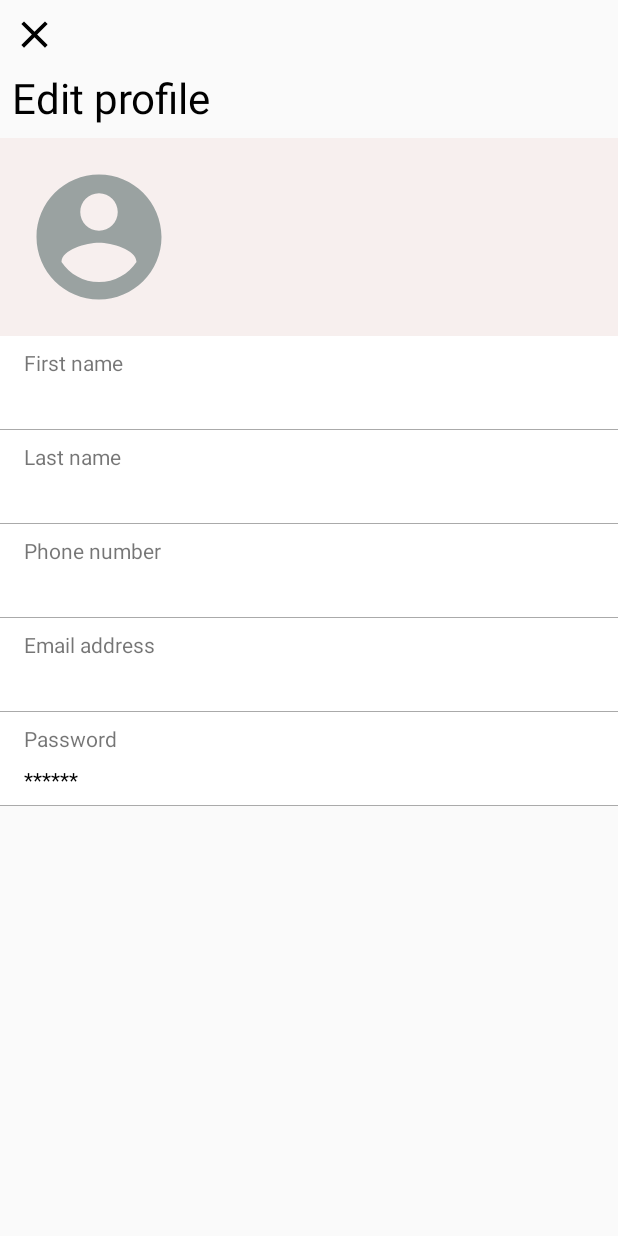
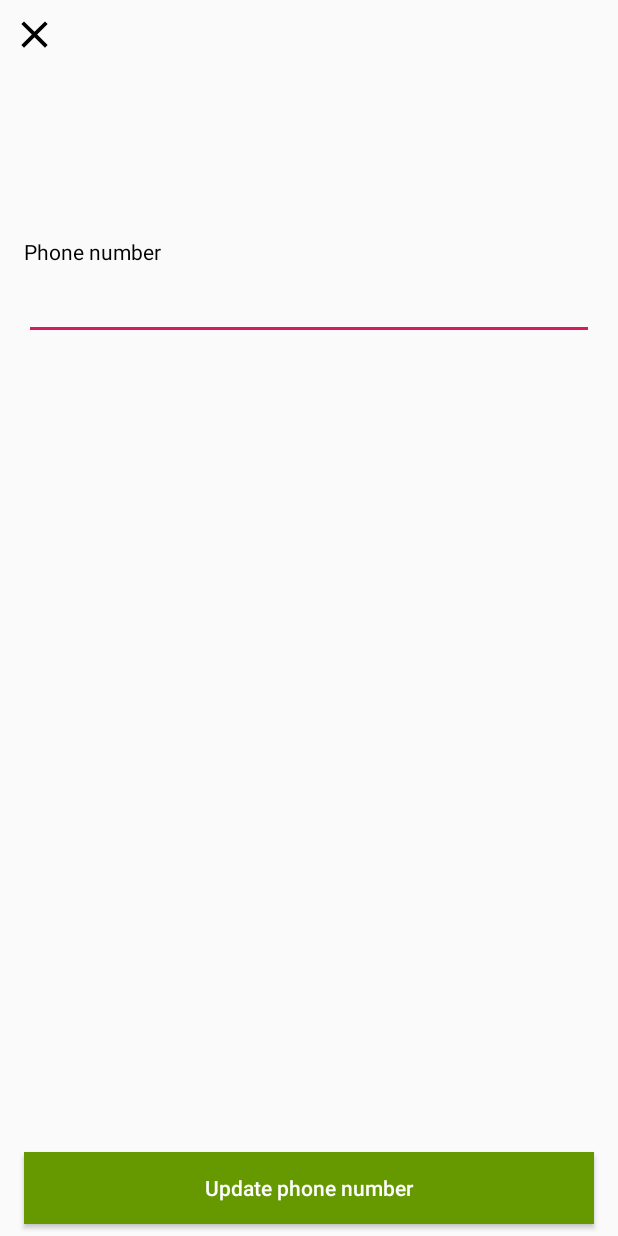
Before and after one commit to mnovak97/OICAR-Project_BLN, an Android app: the EditProfileActivity screen opened directly, with no data from a screen before it, after a tap on "Phone number", on a phone screen of 412 x 824 dp. Run offline under Robolectric (Android 15) with nearby library versions, the phone set to English and light mode, and no system bars; 5 statements that could not run were skipped.

Commit message:
Edit Activity

```diff
--- a/app/src/main/AndroidManifest.xml
+++ b/app/src/main/AndroidManifest.xml
@@ -13,10 +13,12 @@
         android:roundIcon="@mipmap/ic_launcher_round"
         android:supportsRtl="true"
         android:theme="@style/AppTheme">
+        <activity android:name=".EditActivity"
+            android:windowSoftInputMode="adjustResize"/>
         <activity
             android:name=".UserJobsActivity"
             android:label="@string/title_activity_user_jobs"
-            android:theme="@style/AppTheme.NoActionBar"></activity>
+            android:theme="@style/AppTheme.NoActionBar" />
         <activity android:name=".JobAddActivity" />
 
         <meta-data
--- /dev/null
+++ b/app/src/main/java/com/example/oicar_project/EditActivity.java
@@ -0,0 +1,100 @@
+package com.example.oicar_project;
+
+import androidx.appcompat.app.AppCompatActivity;
+
+import android.content.Context;
+import android.os.Bundle;
+import android.view.View;
+import android.view.inputmethod.InputMethodManager;
+import android.widget.Button;
+import android.widget.EditText;
+import android.widget.ImageButton;
+import android.widget.TextView;
+
+import com.example.oicar_project.Model.User;
+import com.example.oicar_project.utils.PreferenceUtils;
+
+import static com.example.oicar_project.utils.Constants.EMAIL_ADDRESS;
+import static com.example.oicar_project.utils.Constants.FIRST_NAME;
+import static com.example.oicar_project.utils.Constants.LAST_NAME;
+import static com.example.oicar_project.utils.Constants.PASSED_VALUE;
+import static com.example.oicar_project.utils.Constants.PASSWORD;
+import static com.example.oicar_project.utils.Constants.PHONE_NUMBER;
+import static com.example.oicar_project.utils.Constants.UPDATE;
+
+public class EditActivity extends AppCompatActivity {
+
+    ImageButton btnExit;
+    TextView tvEditedProperty;
+    EditText txtEditedPropertyValue;
+    Button btnEdit;
+    String passedValue;
+    User currentUser;
+
+    @Override
+    protected void onCreate(Bundle savedInstanceState) {
+        super.onCreate(savedInstanceState);
+        setContentView(R.layout.activity_edit);
+        if (savedInstanceState == null){
+            Bundle extras = getIntent().getExtras();
+            if (extras == null){
+                passedValue = null;
+            }else{
+                passedValue = extras.getString(PASSED_VALUE);
+            }
+        }
+        initializeComponents();
+        setOnClickListeners();
+        setData();
+    }
+
+
+
+
+    private void initializeComponents() {
+        btnExit = findViewById(R.id.btnExitEdit);
+        tvEditedProperty = findViewById(R.id.tvEdit);
+        txtEditedPropertyValue = findViewById(R.id.txtEdit);
+        btnEdit = findViewById(R.id.btnEdit);
+        currentUser = PreferenceUtils.getUser(this);
+        //making edit text focused
+        txtEditedPropertyValue.requestFocus();
+        InputMethodManager imm = (InputMethodManager) getSystemService(Context.INPUT_METHOD_SERVICE);
+        imm.showSoftInput(txtEditedPropertyValue, InputMethodManager.SHOW_IMPLICIT);
+    }
+    private void setOnClickListeners() {
+        btnExit.setOnClickListener(new View.OnClickListener() {
+            @Override
+            public void onClick(View view) {
+                EditActivity.this.finish();
+            }
+        });
+
+    }
+    private void setData() {
+        switch (passedValue){
+            case FIRST_NAME:
+                tvEditedProperty.setText(FIRST_NAME);
+                txtEditedPropertyValue.setText(currentUser.getFirstName());
+                btnEdit.setText(UPDATE+FIRST_NAME.toLowerCase());
+                break;
+            case LAST_NAME:
+                tvEditedProperty.setText(LAST_NAME);
+                txtEditedPropertyValue.setText(currentUser.getLastName());
+                btnEdit.setText(UPDATE+LAST_NAME.toLowerCase());
+                break;
+            case PHONE_NUMBER:
+                tvEditedProperty.setText(PHONE_NUMBER);
+                txtEditedPropertyValue.setText(currentUser.getMobilePhone());
+                btnEdit.setText(UPDATE+PHONE_NUMBER.toLowerCase());
+                break;
+            case EMAIL_ADDRESS:
+                tvEditedProperty.setText(EMAIL_ADDRESS);
+                txtEditedPropertyValue.setText(currentUser.geteMail());
+                btnEdit.setText(UPDATE+EMAIL_ADDRESS.toLowerCase());
+                break;
+        }
+        //setting cursor at the end of text in edit text
+        txtEditedPropertyValue.setSelection(txtEditedPropertyValue.getText().length());
+    }
+}
--- a/app/src/main/java/com/example/oicar_project/EditProfileActivity.java
+++ b/app/src/main/java/com/example/oicar_project/EditProfileActivity.java
@@ -2,6 +2,7 @@ package com.example.oicar_project;
 
 import androidx.appcompat.app.AppCompatActivity;
 
+import android.content.Intent;
 import android.os.Bundle;
 import android.view.View;
 import android.widget.ImageButton;
@@ -11,6 +12,13 @@ import android.widget.Toast;
 
 import com.example.oicar_project.Model.User;
 import com.example.oicar_project.utils.PreferenceUtils;
+
+import static com.example.oicar_project.utils.Constants.EMAIL_ADDRESS;
+import static com.example.oicar_project.utils.Constants.FIRST_NAME;
+import static com.example.oicar_project.utils.Constants.LAST_NAME;
+import static com.example.oicar_project.utils.Constants.PASSED_VALUE;
+import static com.example.oicar_project.utils.Constants.PASSWORD;
+import static com.example.oicar_project.utils.Constants.PHONE_NUMBER;
 
 public class EditProfileActivity extends AppCompatActivity {
 
@@ -24,12 +32,12 @@ public class EditProfileActivity extends AppCompatActivity {
     TextView txtLastName;
     TextView txtMobilePhone;
     TextView txtEmail;
+    User currentUser;
 
     @Override
     protected void onCreate(Bundle savedInstanceState) {
         super.onCreate(savedInstanceState);
         setContentView(R.layout.activity_edit_profile);
-        User currentUser = PreferenceUtils.getUser(this);
         initializeData();
         setOnClickListeners();
         setData(currentUser);
@@ -48,38 +56,49 @@ public class EditProfileActivity extends AppCompatActivity {
         txtLastName = findViewById(R.id.txtLastNameEdit);
         txtEmail = findViewById(R.id.txtEmailAddressEdit);
         txtMobilePhone = findViewById(R.id.txtPhoneNumberEdit);
+        currentUser = PreferenceUtils.getUser(this);
     }
     private void setOnClickListeners() {
         LLFirstName.setOnClickListener(new View.OnClickListener() {
             @Override
             public void onClick(View view) {
-                Toast.makeText(EditProfileActivity.this, "Radi click", Toast.LENGTH_SHORT).show();
+                Intent intent = new Intent(view.getContext(),EditActivity.class);
+                intent.putExtra(PASSED_VALUE,FIRST_NAME);
+                startActivity(intent);
             }
         });
 
         LLLastName.setOnClickListener(new View.OnClickListener() {
             @Override
             public void onClick(View view) {
-                Toast.makeText(EditProfileActivity.this, "Radi click", Toast.LENGTH_SHORT).show();
+                Intent intent = new Intent(view.getContext(),EditActivity.class);
+                intent.putExtra(PASSED_VALUE,LAST_NAME);
+                startActivity(intent);
             }
         });
         LLMobilePhone.setOnClickListener(new View.OnClickListener() {
             @Override
             public void onClick(View view) {
-                Toast.makeText(EditProfileActivity.this, "Radi click", Toast.LENGTH_SHORT).show();
+                Intent intent = new Intent(view.getContext(),EditActivity.class);
+                intent.putExtra(PASSED_VALUE,PHONE_NUMBER);
+                startActivity(intent);
             }
         });
 
         LLEmail.setOnClickListener(new View.OnClickListener() {
             @Override
             public void onClick(View view) {
-                Toast.makeText(EditProfileActivity.this, "Radi click", Toast.LENGTH_SHORT).show();
+                Intent intent = new Intent(view.getContext(),EditActivity.class);
+                intent.putExtra(PASSED_VALUE,EMAIL_ADDRESS);
+                startActivity(intent);
             }
         });
         LLPassword.setOnClickListener(new View.OnClickListener() {
             @Override
             public void onClick(View view) {
-                Toast.makeText(EditProfileActivity.this, "Radi click", Toast.LENGTH_SHORT).show();
+                Intent intent = new Intent(view.getContext(),EditActivity.class);
+                intent.putExtra(PASSED_VALUE,PASSWORD);
+                startActivity(intent);
             }
         });
         btnExit.setOnClickListener(new View.OnClickListener() {
--- a/app/src/main/java/com/example/oicar_project/network/RetrofitClientInstance.java
+++ b/app/src/main/java/com/example/oicar_project/network/RetrofitClientInstance.java
@@ -6,7 +6,7 @@ import retrofit2.converter.gson.GsonConverterFactory;
 
 public class RetrofitClientInstance {
     private static Retrofit retrofit;
-    private static final String BASE_URL = "https://26890d63ade8.ngrok.io/api/";
+    private static final String BASE_URL = "https://dbeba30c5ed6.ngrok.io/api/";
 
     public static Retrofit getRetrofitInstance() {
         if (retrofit == null) {
--- /dev/null
+++ b/app/src/main/res/layout/activity_edit.xml
@@ -0,0 +1,57 @@
+<?xml version="1.0" encoding="utf-8"?>
+<androidx.constraintlayout.widget.ConstraintLayout xmlns:android="http://schemas.android.com/apk/res/android"
+    xmlns:app="http://schemas.android.com/apk/res-auto"
+    xmlns:tools="http://schemas.android.com/tools"
+    android:layout_width="match_parent"
+    android:layout_height="match_parent"
+    tools:context=".EditActivity">
+
+    <ImageButton
+        android:layout_margin="8dp"
+        android:id="@+id/btnExitEdit"
+        android:layout_width="wrap_content"
+        android:layout_height="wrap_content"
+        android:src="@drawable/clear"
+        android:background="@null"
+        app:layout_constraintStart_toStartOf="parent"
+        app:layout_constraintTop_toTopOf="parent"
+        />
+
+    <TextView
+        android:id="@+id/tvEdit"
+        android:layout_width="wrap_content"
+        android:layout_height="wrap_content"
+        android:layout_marginStart="16dp"
+        android:layout_marginTop="120dp"
+        android:textColor="@android:color/black"
+        app:layout_constraintStart_toStartOf="parent"
+        app:layout_constraintTop_toBottomOf="@id/btnExitEdit" />
+
+    <EditText
+        android:id="@+id/txtEdit"
+        android:layout_width="match_parent"
+        android:layout_height="wrap_content"
+        android:layout_marginStart="16dp"
+        android:layout_marginTop="4dp"
+        android:layout_marginEnd="16dp"
+        app:layout_constraintEnd_toEndOf="parent"
+        app:layout_constraintStart_toStartOf="parent"
+        app:layout_constraintTop_toBottomOf="@+id/tvEdit" />
+
+
+    <Button
+        android:id="@+id/btnEdit"
+        android:layout_width="match_parent"
+        android:layout_height="wrap_content"
+        android:layout_marginStart="16dp"
+        android:layout_marginEnd="16dp"
+        android:layout_marginBottom="8dp"
+        android:background="@android:color/holo_green_dark"
+        android:text=""
+        android:textAllCaps="false"
+        android:textColor="@android:color/white"
+        app:layout_constraintBottom_toBottomOf="parent"
+        app:layout_constraintEnd_toEndOf="parent"
+        app:layout_constraintStart_toStartOf="parent" />
+
+</androidx.constraintlayout.widget.ConstraintLayout>
```
Also changed, not shown: app/src/main/java/com/example/oicar_project/utils/Constants.java (+8 -0 lines).
